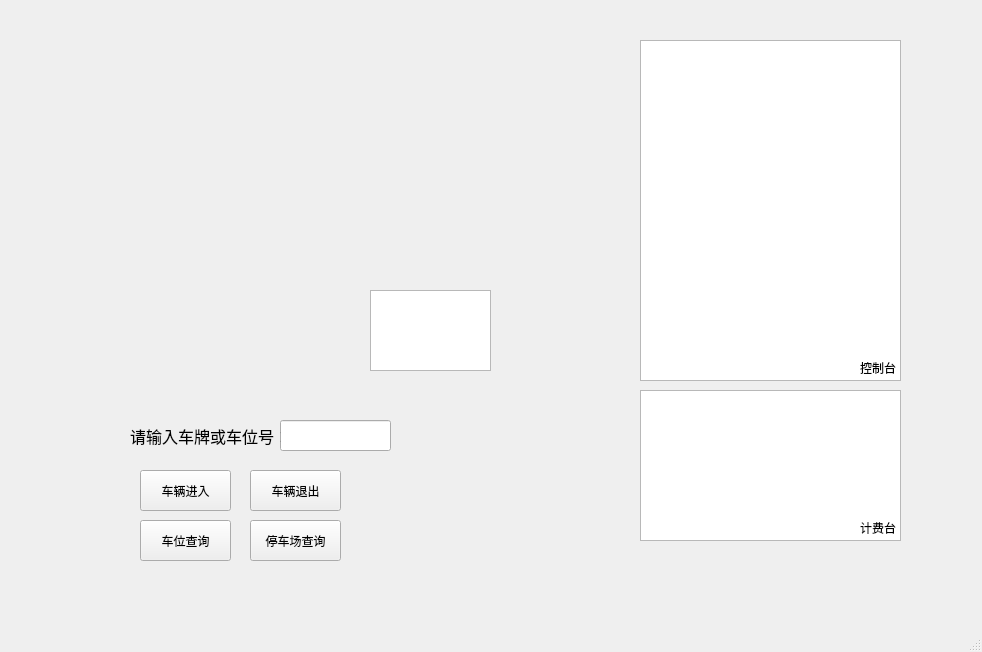
Before: the Qt Designer form mainwindow.ui in Trisenna/QT-, drawn with Qt 5.
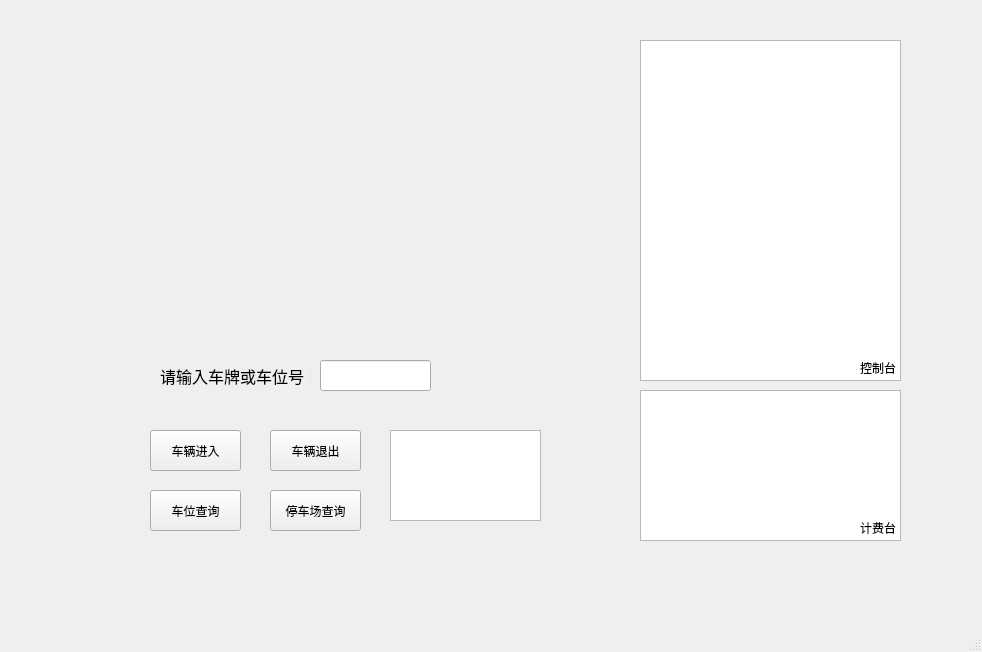
After: the same form once the commit is applied. Icons and pictures are not drawn.

What changed in the file:
```diff
--- a/mainwindow.ui
+++ b/mainwindow.ui
@@ -20,8 +20,8 @@
    <widget class="QLineEdit" name="lineEdit">
     <property name="geometry">
      <rect>
-      <x>280</x>
-      <y>420</y>
+      <x>320</x>
+      <y>360</y>
       <width>111</width>
       <height>31</height>
      </rect>
@@ -30,8 +30,8 @@
    <widget class="QPushButton" name="enterButton">
     <property name="geometry">
      <rect>
-      <x>140</x>
-      <y>470</y>
+      <x>150</x>
+      <y>430</y>
       <width>91</width>
       <height>41</height>
      </rect>
@@ -46,8 +46,8 @@
    <widget class="QPushButton" name="queryButton_1">
     <property name="geometry">
      <rect>
-      <x>140</x>
-      <y>520</y>
+      <x>150</x>
+      <y>490</y>
       <width>91</width>
       <height>41</height>
      </rect>
@@ -79,8 +79,8 @@
    <widget class="QPushButton" name="leaveButton">
     <property name="geometry">
      <rect>
-      <x>250</x>
-      <y>470</y>
+      <x>270</x>
+      <y>430</y>
       <width>91</width>
       <height>41</height>
      </rect>
@@ -108,8 +108,8 @@
    <widget class="QPushButton" name="queryButton_2">
     <property name="geometry">
      <rect>
-      <x>250</x>
-      <y>520</y>
+      <x>270</x>
+      <y>490</y>
       <width>91</width>
       <height>41</height>
      </rect>
@@ -121,8 +121,8 @@
    <widget class="QLabel" name="inputlabel">
     <property name="geometry">
      <rect>
-      <x>130</x>
-      <y>420</y>
+      <x>160</x>
+      <y>360</y>
       <width>151</width>
       <height>31</height>
      </rect>
@@ -221,10 +221,10 @@
    <widget class="QListWidget" name="listWidget_2">
     <property name="geometry">
      <rect>
-      <x>370</x>
-      <y>290</y>
-      <width>121</width>
-      <height>81</height>
+      <x>390</x>
+      <y>430</y>
+      <width>151</width>
+      <height>91</height>
      </rect>
     </property>
    </widget>
```
